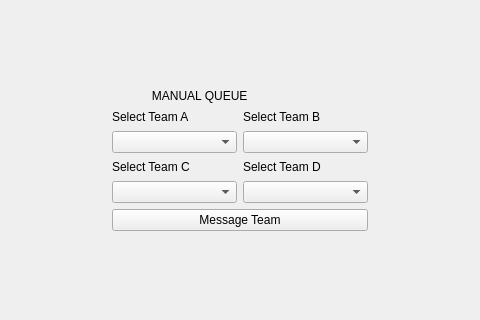
This is App/PCUI.ui in BotPager/pc-software as Qt 5 draws it before an edit; both pictures show x 213 to 693 and y 165 to 485 of the 1038 by 841 pixel window. The edited form follows.
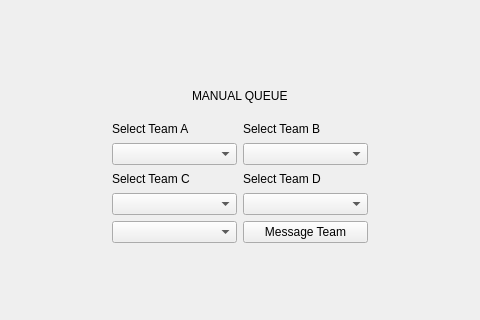
This is the edited form. The open tabs and pages were chosen to show the change.

```diff
--- a/App/PCUI.ui
+++ b/App/PCUI.ui
@@ -504,10 +504,48 @@
                     </spacer>
                    </item>
                    <item>
-                    <widget class="QLabel" name="Title">
-                     <property name="text">
-                      <string>            MANUAL QUEUE</string>
+                    <widget class="QFrame" name="horizontalFrame">
+                     <property name="minimumSize">
+                      <size>
+                       <width>0</width>
+                       <height>20</height>
+                      </size>
                      </property>
+                     <layout class="QHBoxLayout" name="horizontalLayout_9">
+                      <item>
+                       <spacer name="horizontalSpacer_7">
+                        <property name="orientation">
+                         <enum>Qt::Orientation::Horizontal</enum>
+                        </property>
+                        <property name="sizeHint" stdset="0">
+                         <size>
+                          <width>40</width>
+                          <height>20</height>
+                         </size>
+                        </property>
+                       </spacer>
+                      </item>
+                      <item>
+                       <widget class="QLabel" name="Title">
+                        <property name="text">
+                         <string>MANUAL QUEUE</string>
+                        </property>
+                       </widget>
+                      </item>
+                      <item>
+                       <spacer name="horizontalSpacer_8">
+                        <property name="orientation">
+                         <enum>Qt::Orientation::Horizontal</enum>
+                        </property>
+                        <property name="sizeHint" stdset="0">
+                         <size>
+                          <width>40</width>
+                          <height>20</height>
+                         </size>
+                        </property>
+                       </spacer>
+                      </item>
+                     </layout>
                     </widget>
                    </item>
                    <item>
@@ -583,6 +621,13 @@
                         </widget>
                        </item>
                       </layout>
+                     </item>
+                    </layout>
+                   </item>
+                   <item>
+                    <layout class="QHBoxLayout" name="horizontalLayout_11">
+                     <item>
+                      <widget class="QComboBox" name="Intensity"/>
                      </item>
                      <item>
                       <widget class="QPushButton" name="MessageTeam">
```
Left out of the diff: 14 changed lines with no effect on the pictures.
